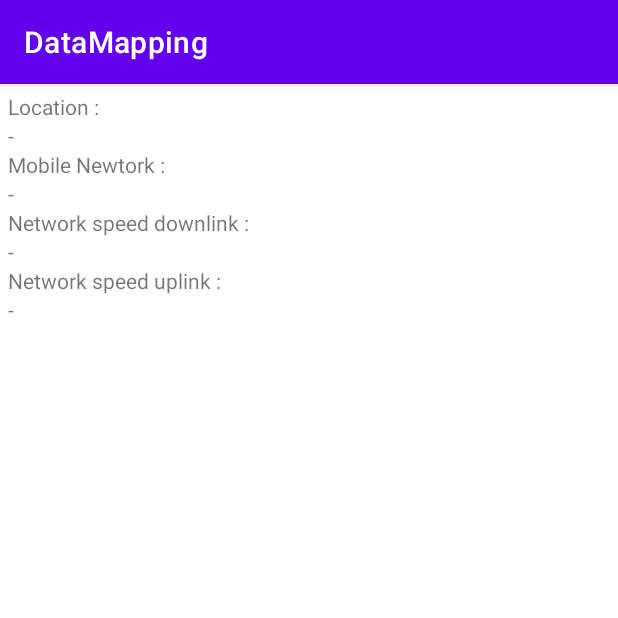
After one commit to XavierClavel/DataHeatmap, an Android app: the DataActivity screen opened directly, with no data from a screen before it, on a phone screen of 412 x 824 dp, the top half of it. The commit adds this screen. Run offline under Robolectric (Android 15) with nearby library versions, the phone set to English and light mode, and no system bars.

Commit message:
fixed access to current location + identification of current mobile network

```diff
--- /dev/null
+++ b/app/src/main/java/com/xavierclavel/datamapping/DataActivity.java
@@ -0,0 +1,64 @@
+package com.xavierclavel.datamapping;
+
+import androidx.appcompat.app.AppCompatActivity;
+
+import android.os.Bundle;
+import android.widget.ArrayAdapter;
+import android.widget.ListView;
+import android.widget.TextView;
+
+import com.google.android.gms.maps.model.LatLng;
+
+import java.util.ArrayList;
+import java.util.List;
+import java.util.Objects;
+
+public class DataActivity extends AppCompatActivity {
+    static DataActivity instance;
+    static boolean activityInitialized = false;
+    static TextView locationDisplay;
+    static TextView downSpeedDisplay;
+    static TextView upSpeedDisplay;
+    static TextView mobileNetworkDisplay;
+    static LatLng lastLocation = null;
+    static Integer lastDownSpeed = null;
+    static Integer lastUpSpeed = null;
+    static String lastMobileNetwork = null;
+
+    @Override
+    protected void onCreate(Bundle savedInstanceState) {
+        super.onCreate(savedInstanceState);
+        setContentView(R.layout.activity_data);
+        instance = this;
+        locationDisplay = findViewById(R.id.locationDisplay);
+        downSpeedDisplay = findViewById(R.id.downSpeedDisplay);
+        upSpeedDisplay = findViewById(R.id.upSpeedDisplay);
+        mobileNetworkDisplay = findViewById(R.id.mobileNetworkDisplay);
+
+        activityInitialized = true;
+        if (lastLocation != null) locationDisplay.setText(lastLocation.toString());
+        if (lastDownSpeed != null) downSpeedDisplay.setText(""+lastDownSpeed);
+        if (lastUpSpeed != null) upSpeedDisplay.setText(""+lastUpSpeed);
+        if (lastMobileNetwork != null) mobileNetworkDisplay.setText(lastMobileNetwork);
+    }
+
+
+    static void updateLocationDisplay(LatLng location) {
+        lastLocation = location;
+        if (!activityInitialized) return;
+        locationDisplay.setText(location.toString());
+    }
+
+    static void updateMobileNetworkDisplay(int downSpeed, int upSpeed) {
+        if (lastDownSpeed != null && Objects.equals(downSpeed, lastDownSpeed)) return; //data has not changed
+        lastDownSpeed = downSpeed;
+        lastUpSpeed = upSpeed;
+        if (!activityInitialized) return;
+        downSpeedDisplay.setText(""+downSpeed);
+        upSpeedDisplay.setText(""+upSpeed);
+        lastMobileNetwork = MainActivity.downSpeedToNetwork(downSpeed);
+        mobileNetworkDisplay.setText(lastMobileNetwork);
+
+
+    }
+}
--- /dev/null
+++ b/app/src/main/res/layout/activity_data.xml
@@ -0,0 +1,64 @@
+<?xml version="1.0" encoding="utf-8"?>
+<androidx.constraintlayout.widget.ConstraintLayout xmlns:android="http://schemas.android.com/apk/res/android"
+    xmlns:app="http://schemas.android.com/apk/res-auto"
+    xmlns:tools="http://schemas.android.com/tools"
+    android:layout_width="match_parent"
+    android:layout_height="match_parent"
+    tools:context=".DataActivity">
+
+    <LinearLayout
+        android:layout_width="match_parent"
+        android:layout_height="match_parent"
+        android:layout_margin="5dp"
+        android:orientation="vertical">
+
+        <TextView
+            android:id="@+id/textView"
+            android:layout_width="match_parent"
+            android:layout_height="wrap_content"
+            android:text="Location :" />
+
+        <TextView
+            android:id="@+id/locationDisplay"
+            android:layout_width="match_parent"
+            android:layout_height="wrap_content"
+            android:text="-" />
+
+        <TextView
+            android:id="@+id/mobileNetworkText"
+            android:layout_width="match_parent"
+            android:layout_height="wrap_content"
+            android:text="Mobile Newtork :" />
+
+        <TextView
+            android:id="@+id/mobileNetworkDisplay"
+            android:layout_width="match_parent"
+            android:layout_height="wrap_content"
+            android:text="-" />
+
+        <TextView
+            android:id="@+id/downSpeedText"
+            android:layout_width="match_parent"
+            android:layout_height="wrap_content"
+            android:text="Network speed downlink :" />
+
+        <TextView
+            android:id="@+id/downSpeedDisplay"
+            android:layout_width="match_parent"
+            android:layout_height="wrap_content"
+            android:text="-" />
+
+        <TextView
+            android:id="@+id/upSpeedText"
+            android:layout_width="match_parent"
+            android:layout_height="wrap_content"
+            android:text="Network speed uplink :" />
+
+        <TextView
+            android:id="@+id/upSpeedDisplay"
+            android:layout_width="match_parent"
+            android:layout_height="wrap_content"
+            android:text="-" />
+
+    </LinearLayout>
+</androidx.constraintlayout.widget.ConstraintLayout>
```
Also changed, not shown: app/src/main/AndroidManifest.xml (+5 -5 lines), app/src/main/java/com/xavierclavel/datamapping/HeatmapManager.java (+13 -9 lines), app/src/main/java/com/xavierclavel/datamapping/LocationJobService.java (+21 -2 lines), app/src/main/java/com/xavierclavel/datamapping/MainActivity.java (+18 -10 lines), app/src/main/java/com/xavierclavel/datamapping/WiFiJobService.java (+17 -4 lines).
